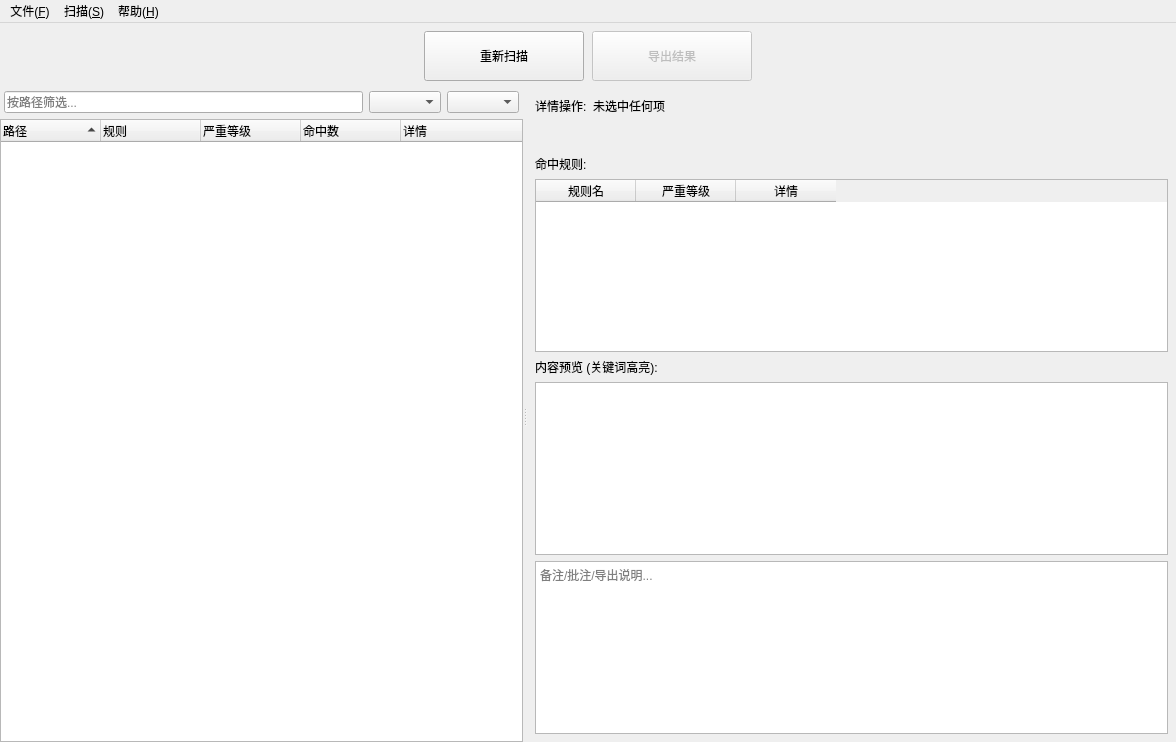
Qt form src/fuscan/gui/main_window.ui (gookeryoung/uniscan) before a commit.
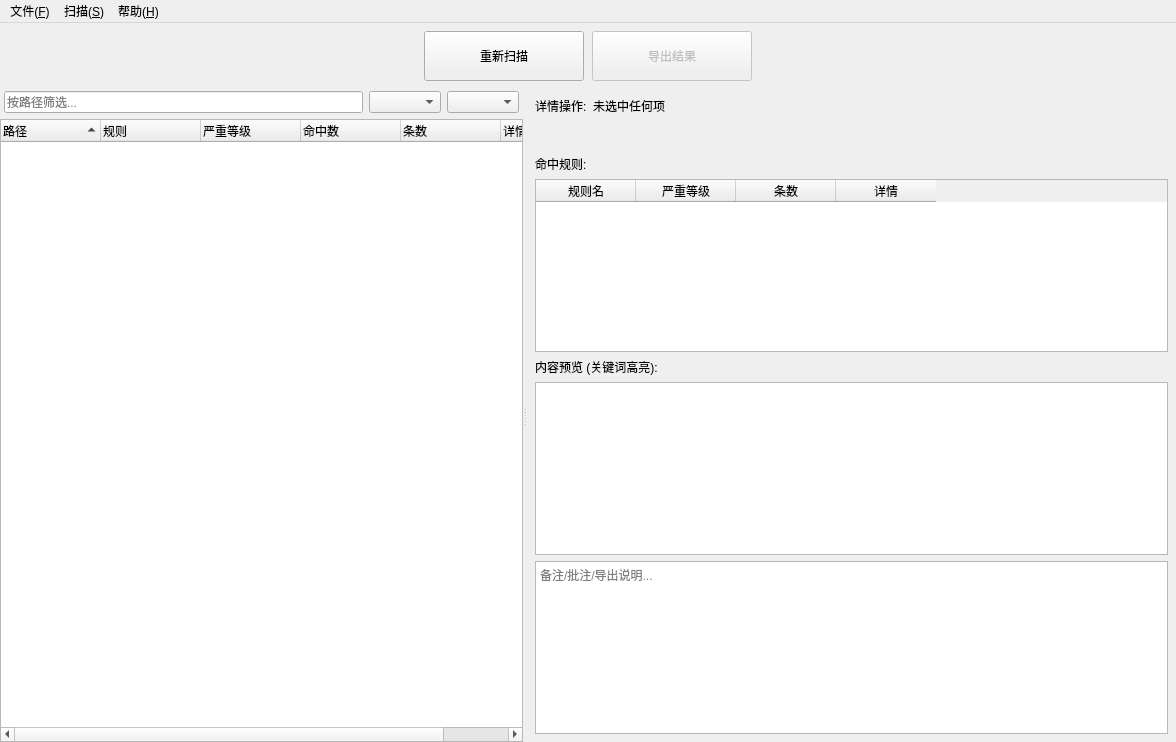
The same form after that commit. The open tabs and pages were chosen to show the change.

Commit message:
feat(scanner,gui,cli): 增加匹配条数字段区分命中规则数与实际匹配处数
新增 match_count 字段贯穿数据模型、匹配引擎、扫描器、GUI 与 CLI：正则改用 finditer、contains 用 str.count 统计实际匹配处数；AndMatcher 汇总子匹配器条数，OrMatcher 取首个命中分支条数；结果树/详情表/统计标签/文本/JSON/CSV 报告均增加条数列，修复 detail_main_stack 默认页索引预存 bug。

```diff
--- a/src/fuscan/gui/main_window.ui
+++ b/src/fuscan/gui/main_window.ui
@@ -826,6 +826,11 @@
                 <string>命中数</string>
                </property>
               </column>
+              <column>
+               <property name="text">
+                <string>条数</string>
+               </property>
+              </column>
               <column>
                <property name="text">
                 <string>详情</string>
@@ -1067,6 +1072,11 @@
                     <string>严重等级</string>
                    </property>
                   </column>
+                  <column>
+                   <property name="text">
+                    <string>条数</string>
+                   </property>
+                  </column>
                   <column>
                    <property name="text">
                     <string>详情</string>
```
Left out of the diff: 16 changed lines with no effect on the pictures. The commit also changes 16 other files.
